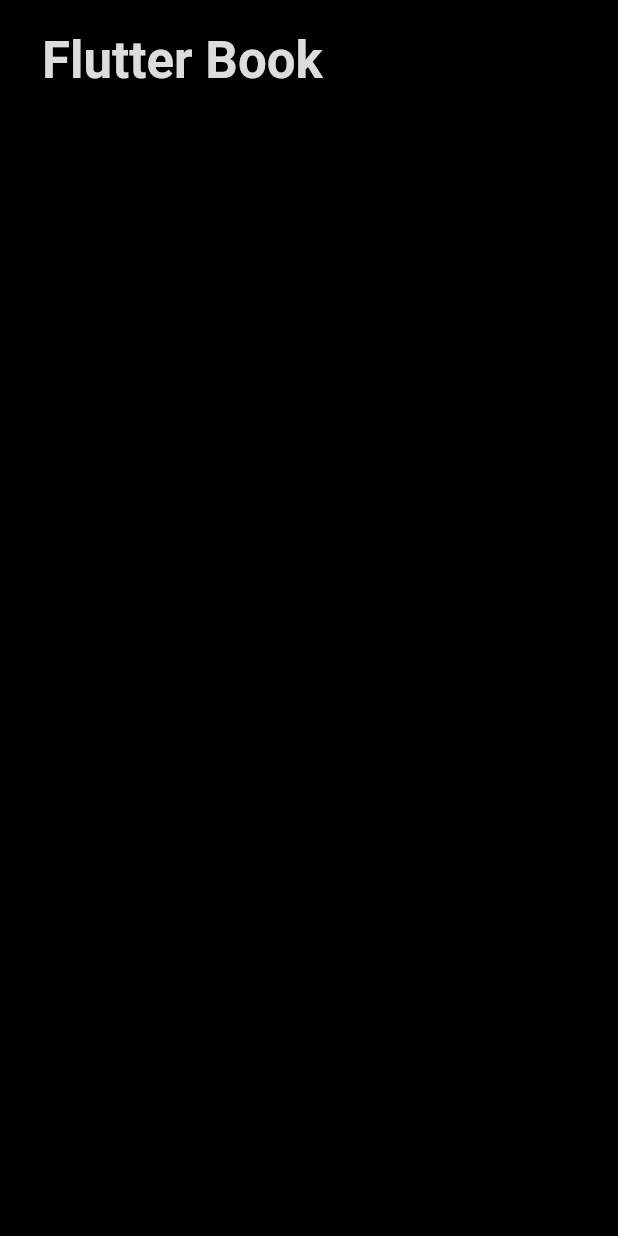
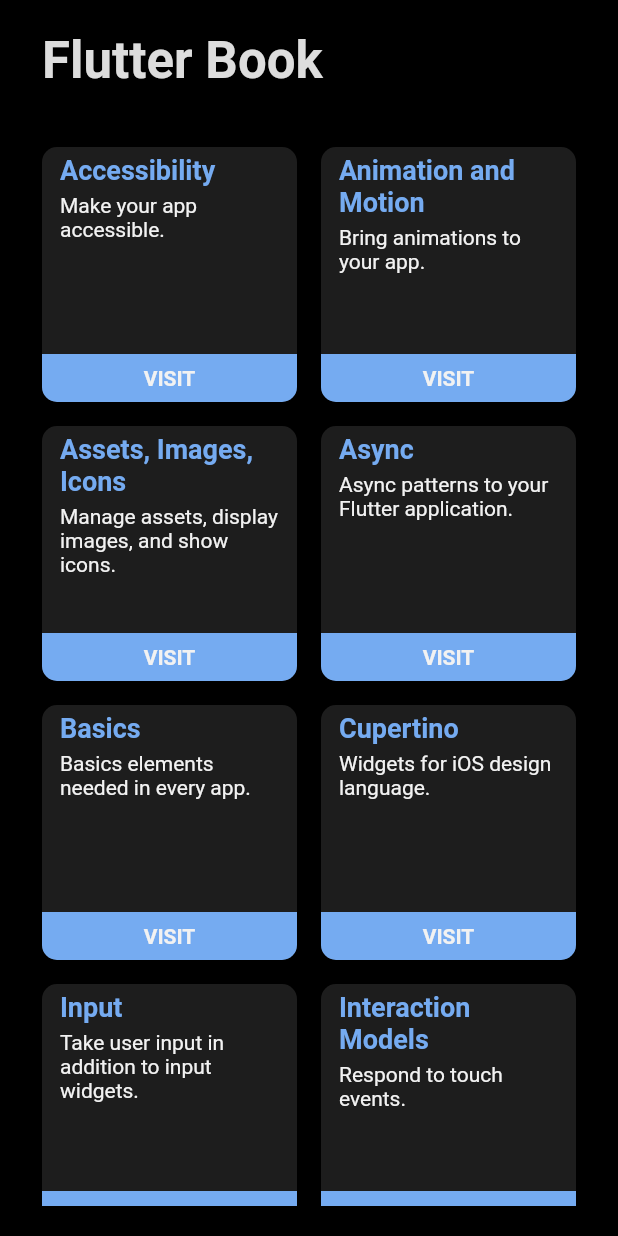
Before and after one commit to GreyImediary/flutter_book, a Flutter app: the screen it shows after launch, on a phone screen of 412 x 824 dp. Run offline on Flutter 3.47's test engine with Material 2 defaults, Android fonts, the phone set to English and light mode, and no system bars.

Commit message:
add categories to main screen add Hero and route method to Category widget

```diff
--- a/lib/main.dart
+++ b/lib/main.dart
@@ -9,6 +9,10 @@ class MyApp extends StatelessWidget {
   @override
   Widget build(BuildContext context) {
     return MaterialApp(
+      initialRoute: '/',
+      routes: {
+        '/': (context) => MainScreen(),
+      },
       title: 'Flutter Demo',
       theme: ThemeData(
         accentColor: Color(0xff75abf1),
@@ -21,6 +25,7 @@ class MyApp extends StatelessWidget {
           ),
           headline6: TextStyle(
             color: Color(0xff75abf1),
+            fontSize: 18,
             fontWeight: FontWeight.bold
           ),
           bodyText2: TextStyle(
@@ -28,7 +33,6 @@ class MyApp extends StatelessWidget {
           ),
         ),
       ),
-      home: MainScreen(),
     );
   }
 }
--- a/lib/screens/main_screen.dart
+++ b/lib/screens/main_screen.dart
@@ -1,7 +1,24 @@
 import 'package:flutter/cupertino.dart';
 import 'package:flutter/material.dart';
+import 'package:flutter_book/widgets/main_screen_widgets/widget_category.dart';
 
 class MainScreen extends StatefulWidget {
+  final categories = [
+    Category('Accessibility', 'Make your app accessible.', '/accessibility', "accessibility"),
+    Category('Animation and Motion', 'Bring animations to your app.', '/animmotion', "animmotion"),
+    Category('Assets, Images, Icons', 'Manage assets, display images, and show icons.', '/aii', "aii"),
+    Category('Async', 'Async patterns to your Flutter application.', '/async', "async"),
+    Category('Basics', 'Basics elements needed in every app.', '/basics', "basics"),
+    Category('Cupertino', 'Widgets for iOS design language.', '/cupertino', "cupertino"),
+    Category('Input', 'Take user input in addition to input widgets.', '/input', "input"),
+    Category('Interaction Models', 'Respond to touch events.', '/interaction', "interaction"),
+    Category('Layout', 'Arrange other widgets columns, rows, grid and many other.', '/layout', "layout"),
+    Category('Material Components', 'Widgets implementing the Material Design.', '/material', "material"),
+    Category('Painting and effects', 'Apply visaul effect to widgets or create your own.', '/painting', "painting"),
+    Category('Scrolling', 'Scroll multiple widgets as children of the parent.', '/scrolling.', "scrolling."),
+    Category('Styling', 'Manage the theme of your app.', '/styling', "styling"),
+    Category('Text', 'Display and style text.', '/text', "text")
+  ];
   @override
   _MainScreenState createState() => _MainScreenState();
 }
@@ -41,9 +58,7 @@ class _MainScreenState extends State<MainScreen> {
                   shrinkWrap: true,
                   controller: _controller,
                   crossAxisCount: 2,
-                  children: <Widget>[
-
-                  ],
+                  children: widget.categories
                 )
               ],
             ),
--- a/lib/widgets/main_screen_widgets/widget_category.dart
+++ b/lib/widgets/main_screen_widgets/widget_category.dart
@@ -5,8 +5,9 @@ class Category extends StatelessWidget {
   final String title;
   final String desc;
   final String route;
+  final String heroTag;
 
-  Category(this.title, this.desc, this.route);
+  Category(this.title, this.desc, this.route, this.heroTag);
 
   @override
   Widget build(BuildContext context) {
@@ -17,7 +18,7 @@ class Category extends StatelessWidget {
         borderRadius: BorderRadius.circular(10),
         child: InkWell(
           borderRadius: BorderRadius.circular(10),
-          onTap: () {},
+          onTap: () => _toWidgetScreen(context),
           child: Container(
             child: Stack(
               children: <Widget>[
@@ -37,6 +38,8 @@ class Category extends StatelessWidget {
     );
   }
 
+  _toWidgetScreen(BuildContext context) => Navigator.pushNamed(context, route);
+
   Widget _categoryTitleDesc(BuildContext context) => Padding(
         padding: const EdgeInsets.symmetric(
           horizontal: 12,
@@ -45,9 +48,12 @@ class Category extends StatelessWidget {
         child: Column(
           crossAxisAlignment: CrossAxisAlignment.start,
           children: <Widget>[
-            Text(
-              title,
-              style: Theme.of(context).textTheme.headline6,
+            Hero(
+              tag: heroTag,
+              child: Text(
+                title,
+                style: Theme.of(context).textTheme.headline6,
+              ),
             ),
             Container(
               height: 5,
@@ -67,7 +73,7 @@ class Category extends StatelessWidget {
           bottomRight: Radius.circular(10),
         ),
         child: InkWell(
-          onTap: () {},
+          onTap: () => _toWidgetScreen(context),
           borderRadius: BorderRadius.only(
             bottomLeft: Radius.circular(10),
             bottomRight: Radius.circular(10),
```
